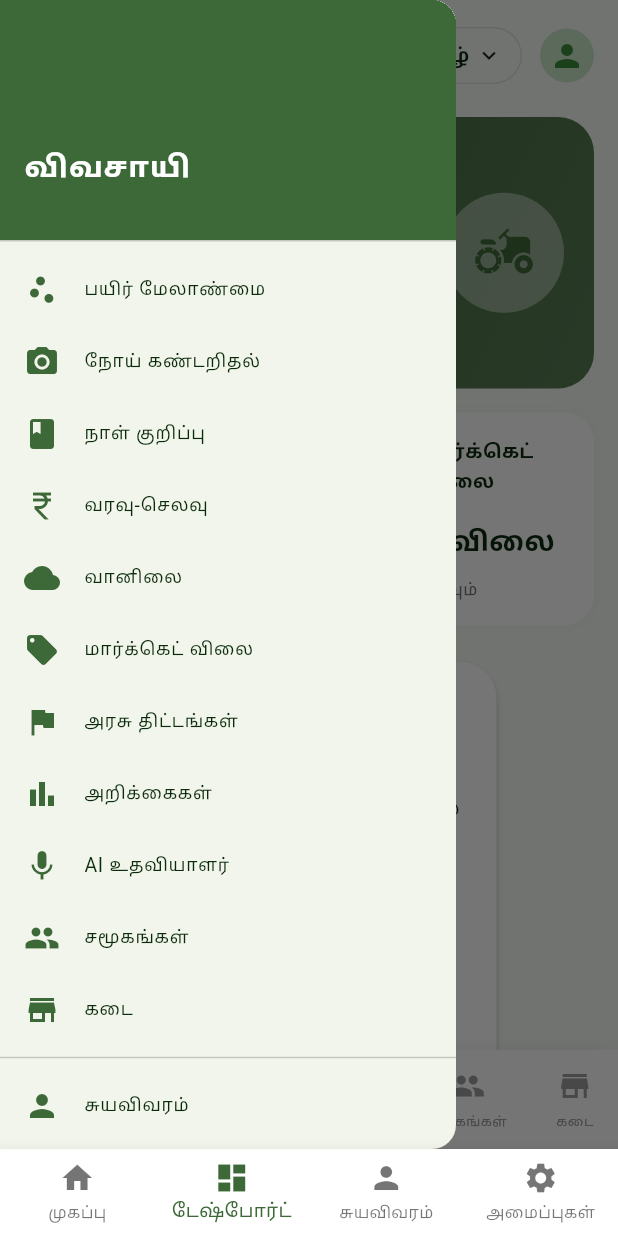
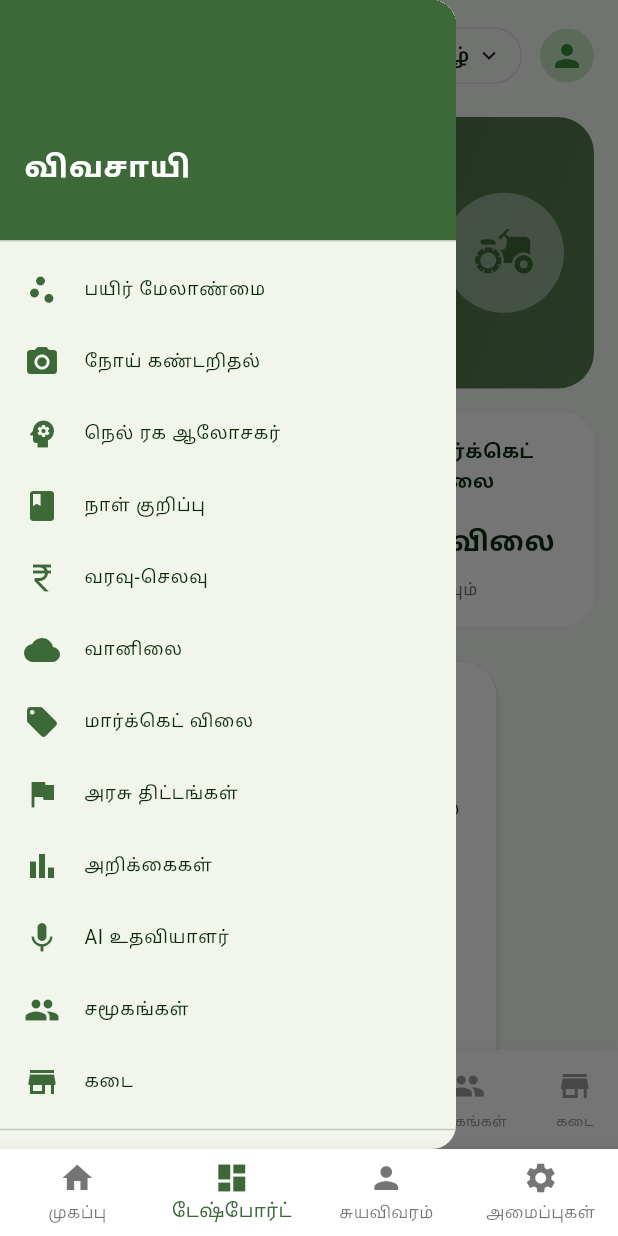
Before and after one commit to RAGHU1221/VIVASAYI, a Flutter app: the DashboardScreen screen opened by its route, with the side drawer open, on a phone screen of 412 x 824 dp. Run offline on Flutter 3.47's test engine with Material 3 defaults, Android fonts, the light colour scheme and no system bars; our stand-ins replace dio, fl_chart, flutter_secure_storage, geolocator, go_router, image_picker and 3 more; accounts and stored records are empty; network calls fail.

Commit message:
Update dashboard_screen.dart

```diff
--- a/flutter_app/lib/src/ui/screens/dashboard_screen.dart
+++ b/flutter_app/lib/src/ui/screens/dashboard_screen.dart
@@ -339,6 +339,7 @@ class _DashboardScreenState extends State<DashboardScreen> {
             ),
             item(Icons.scatter_plot, 'பயிர் மேலாண்மை', '/home'),
             item(Icons.camera_alt, 'நோய் கண்டறிதல்', '/disease-scanner'),
+            item(Icons.psychology, 'நெல் ரக ஆலோசகர்', '/variety-advisor'),
             item(Icons.book, 'நாள் குறிப்பு', '/diary'),
             item(Icons.currency_rupee, 'வரவு-செலவு', '/finance'),
             item(Icons.cloud, 'வானிலை', '/weather'),
```
